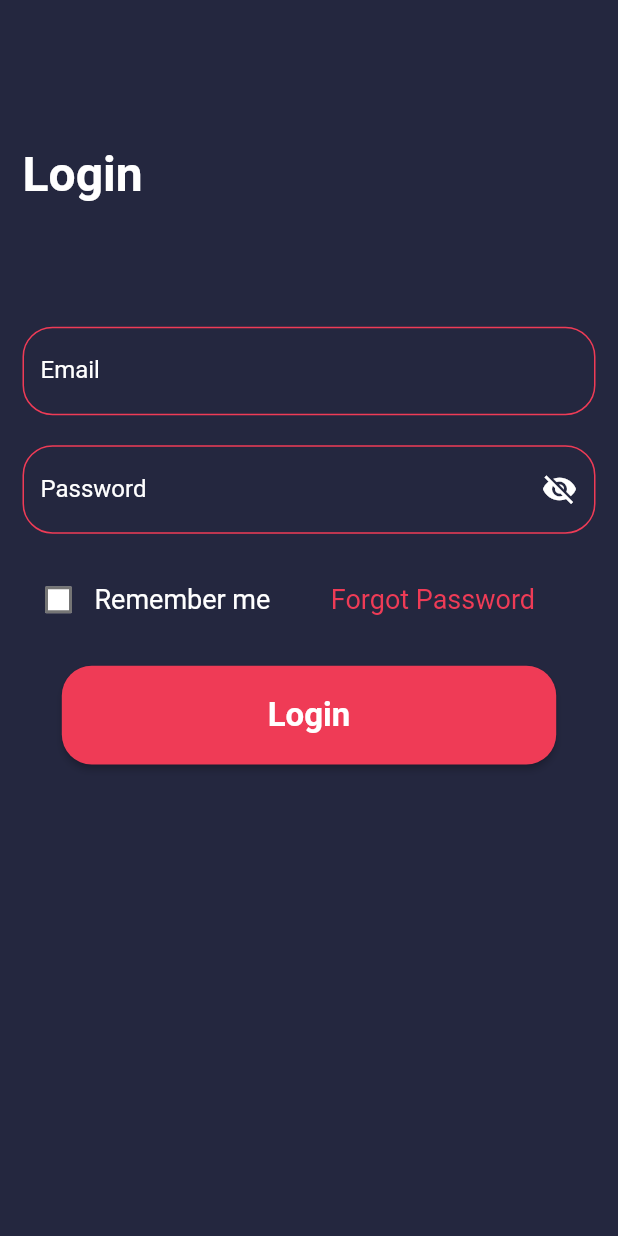
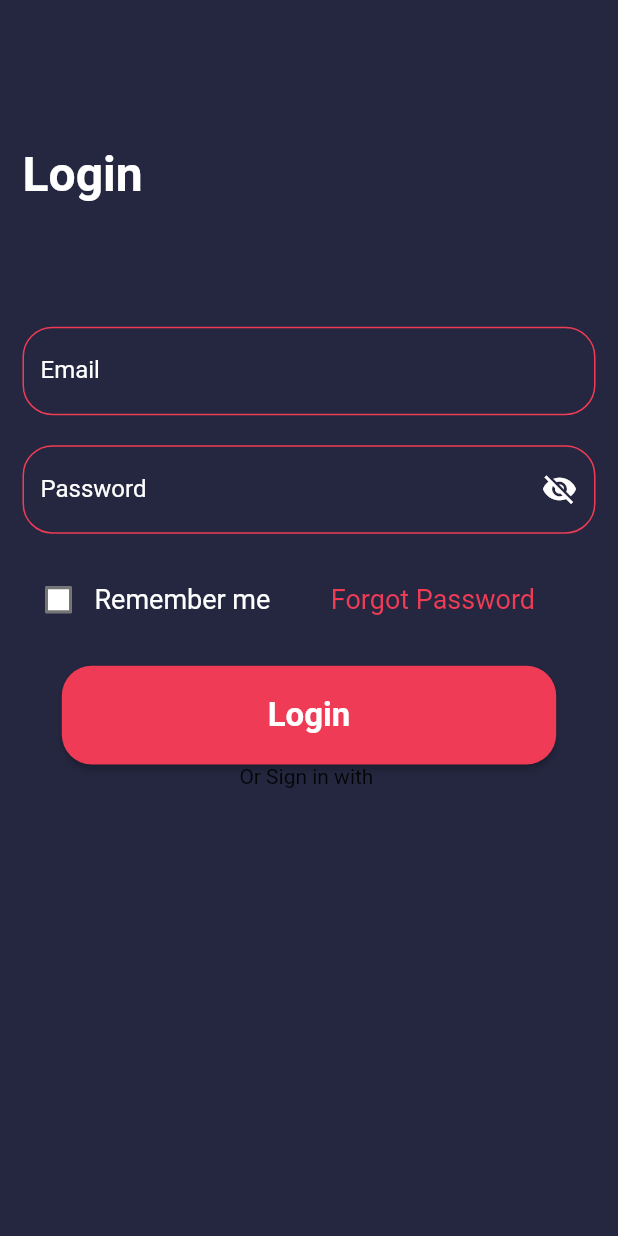
Before and after one commit to MuhammedNihalcp/social_media_app, a Flutter app: the screen it shows after launch, on a phone screen of 412 x 824 dp. Run offline on Flutter 3.47's test engine with Material 2 defaults, Android fonts, the light colour scheme and no system bars.

```diff
--- a/lib/Screen/auth/login_screen/view/login_view.dart
+++ b/lib/Screen/auth/login_screen/view/login_view.dart
@@ -123,6 +123,8 @@ class ScreenLogin extends StatelessWidget {
                       style: authButtonTextStyle,
                     ),
                   ),
+
+                  Text('Or Sign in with ')
                 ],
               ),
             ),
```
